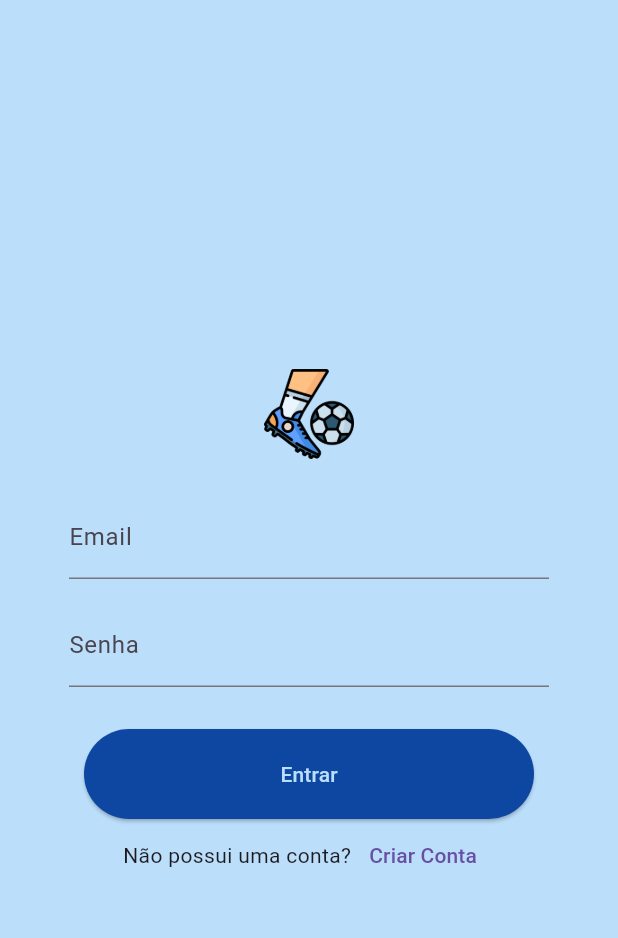
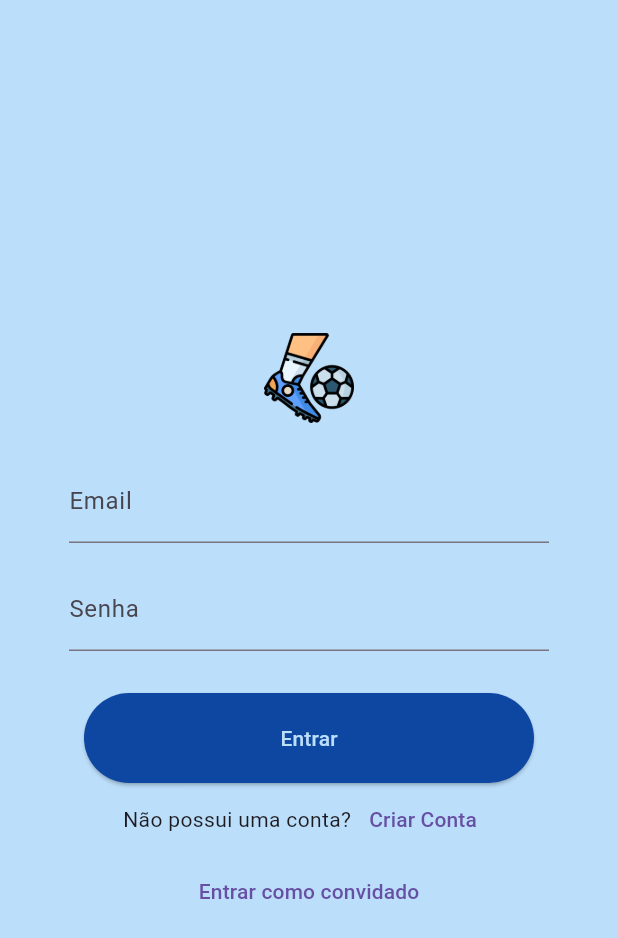
Before and after one commit to gabriell-silva/rachinha_top_app, a Flutter app: the screen it shows after launch, on a phone screen of 412 x 824 dp. Shown: the top 938 px of the screen. Run offline on Flutter 3.47's test engine with Material 3 defaults, Android fonts, the light colour scheme and no system bars; our stand-ins replace flutter_dotenv, supabase_flutter; accounts and stored records are empty.

Commit message:
feat: add guest login

```diff
--- a/lib/pages/login.dart
+++ b/lib/pages/login.dart
@@ -89,7 +89,13 @@ class _LoginPageState extends State<LoginPage> {
                   },
                 ),
               ],
-            )
+            ),
+            TextButton(
+                onPressed: () {
+                  Navigator.pushNamed(context, AppRoutes.profile,
+                      arguments: {"email": "convidado"});
+                },
+                child: const Text("Entrar como convidado"))
           ],
         ),
       ),
--- a/lib/widgets/errors.dart
+++ b/lib/widgets/errors.dart
@@ -11,7 +11,7 @@ class ErrorDialog extends StatelessWidget {
     final String customMessageError = teste(error);
 
     return AlertDialog(
-      title: const Text('Error'),
+      title: const Text('Erro'),
       content: Text(customMessageError),
       actions: [
         TextButton(
```
